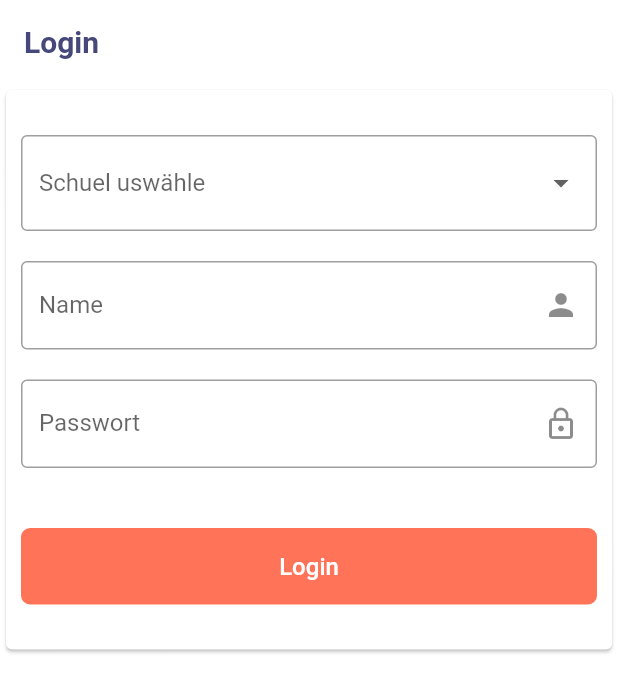
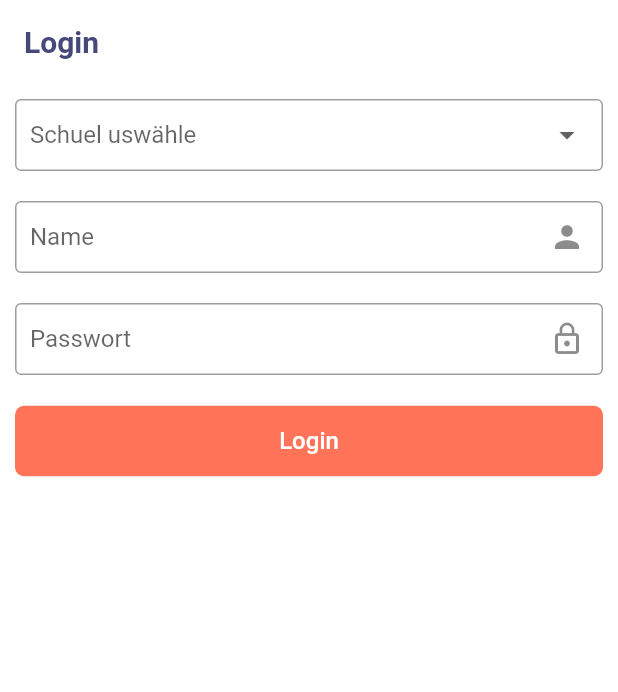
Before and after one commit to jaromeyer/blintranet_rewrite, a Flutter app: the screen it shows after launch, after a tap on "Login", on a phone screen of 412 x 824 dp. Shown: the top 692 px of the screen. Run offline on Flutter 3.47's test engine with Material 2 defaults, Android fonts, the phone set to English and light mode, and no system bars; our stand-ins replace auto_size_text, shared_preferences, webview_flutter.

Commit message:
adjust login screen

```diff
--- a/lib/constants/custom_colors.dart
+++ b/lib/constants/custom_colors.dart
@@ -2,7 +2,20 @@ import 'package:flutter/material.dart';
 
 class CustomColors {
   static const Color textBlue = Color.fromRGBO(69, 72, 121, 1);
-  static const Color red = Color.fromRGBO(255, 115, 88, 1);
   static const Color blue = Color.fromRGBO(66, 62, 147, 1);
   static const Color lightGray = Color.fromRGBO(248, 249, 251, 1);
+  static const MaterialColor red = MaterialColor(0xFFFF7358, color);
+
+  static const Map<int, Color> color = {
+    50: Color.fromRGBO(255, 115, 88, 0.1),
+    100: Color.fromRGBO(255, 115, 88, 0.2),
+    200: Color.fromRGBO(255, 115, 88, 0.3),
+    300: Color.fromRGBO(255, 115, 88, 0.4),
+    400: Color.fromRGBO(255, 115, 88, 0.5),
+    500: Color.fromRGBO(255, 115, 88, 0.6),
+    600: Color.fromRGBO(255, 115, 88, 0.7),
+    700: Color.fromRGBO(255, 115, 88, 0.8),
+    800: Color.fromRGBO(255, 115, 88, 0.9),
+    900: Color.fromRGBO(255, 115, 88, 1),
+  };
 }
--- a/lib/main.dart
+++ b/lib/main.dart
@@ -23,9 +23,9 @@ class MyApp extends StatelessWidget {
       },
       title: "Blintranet",
       theme: ThemeData(
+        primaryColor: CustomColors.blue,
         accentColor: CustomColors.red,
-        primaryColor: CustomColors.blue,
-        primarySwatch: Colors.grey,
+        primarySwatch: CustomColors.red,
         canvasColor: Colors.white,
         appBarTheme: AppBarTheme(
           brightness: Brightness.light,
--- a/lib/screens/login_screen.dart
+++ b/lib/screens/login_screen.dart
@@ -23,7 +23,7 @@ class _LoginScreenState extends State<LoginScreen> {
 
     NetworkManager networkManager = new NetworkManager();
     try {
-      networkManager.login();
+      await networkManager.login();
       Navigator.pushReplacementNamed(context, '/');
     } on InvalidCredentialsException {
       print("invalid credentials");
@@ -36,16 +36,15 @@ class _LoginScreenState extends State<LoginScreen> {
       appBar: AppBar(
         title: Text('Login'),
       ),
-      body: Card(
-        child: Column(
-          mainAxisSize: MainAxisSize.min,
+      body: Column(
         crossAxisAlignment: CrossAxisAlignment.stretch,
         children: <Widget>[
           Padding(
-              padding: EdgeInsets.fromLTRB(10, 30, 10, 10),
+            padding: EdgeInsets.all(10.0),
             child: DropdownButtonFormField(
               hint: Text("Schuel uswähle"),
               decoration: InputDecoration(
+                contentPadding: EdgeInsets.all(10.0),
                 border: OutlineInputBorder(),
               ),
               isExpanded: true,
@@ -63,36 +62,38 @@ class _LoginScreenState extends State<LoginScreen> {
             ),
           ),
           Padding(
-              padding: EdgeInsets.all(10),
+            padding: EdgeInsets.all(10.0),
             child: TextFormField(
               controller: _nameController,
               autocorrect: false,
               textInputAction: TextInputAction.next,
-                onFieldSubmitted: (_) => FocusScope.of(context).nextFocus(),
+              onEditingComplete: () => FocusScope.of(context).nextFocus(),
               decoration: InputDecoration(
+                border: OutlineInputBorder(),
+                contentPadding: EdgeInsets.all(10.0),
                 suffixIcon: Icon(Icons.person),
-                  border: OutlineInputBorder(),
                 labelText: 'Name',
               ),
             ),
           ),
           Padding(
-              padding: EdgeInsets.all(10),
+            padding: EdgeInsets.all(10.0),
             child: TextFormField(
               controller: _passwordController,
               obscureText: true,
               onFieldSubmitted: (_) => _saveCredentials(),
               decoration: InputDecoration(
+                border: OutlineInputBorder(),
+                contentPadding: EdgeInsets.all(10.0),
                 suffixIcon: Icon(Icons.lock_outline),
-                  border: OutlineInputBorder(),
                 labelText: 'Passwort',
               ),
             ),
           ),
           Padding(
-              padding: EdgeInsets.symmetric(vertical: 30, horizontal: 10),
+            padding: EdgeInsets.all(10.0),
             child: FlatButton(
-                padding: EdgeInsets.all(16),
+              padding: EdgeInsets.all(14),
               color: CustomColors.red,
               shape: RoundedRectangleBorder(
                 borderRadius: BorderRadius.circular(6),
@@ -109,7 +110,6 @@ class _LoginScreenState extends State<LoginScreen> {
           ),
         ],
       ),
-      ),
     );
   }
 }
--- a/lib/screens/timetable_screen.dart
+++ b/lib/screens/timetable_screen.dart
@@ -23,7 +23,8 @@ class _TimetableScreenState extends State<TimetableScreen> {
   @override
   void initState() {
     super.initState();
-    _pageController = new PageController(initialPage: 100);
+    _pageController =
+        new PageController(initialPage: 100, viewportFraction: 0.999);
     _pageView = _buildPageView();
     _networkManager = new NetworkManager();
   }
@@ -69,7 +70,7 @@ class _TimetableScreenState extends State<TimetableScreen> {
       await _showErrorDialog(
           "Da gits nüt meh zgseh🚫",
           "Stundeplän fürs nöchschte Semester sind leider nonig verfüegbar",
-          "Back To Safety");
+          "Ok");
       _navigateToWeekOffset(weekOffset - 1);
     } on IOException {
       // show error message and retry after user confirmation
```
Lines whose indentation alone changed are shown as unchanged.
